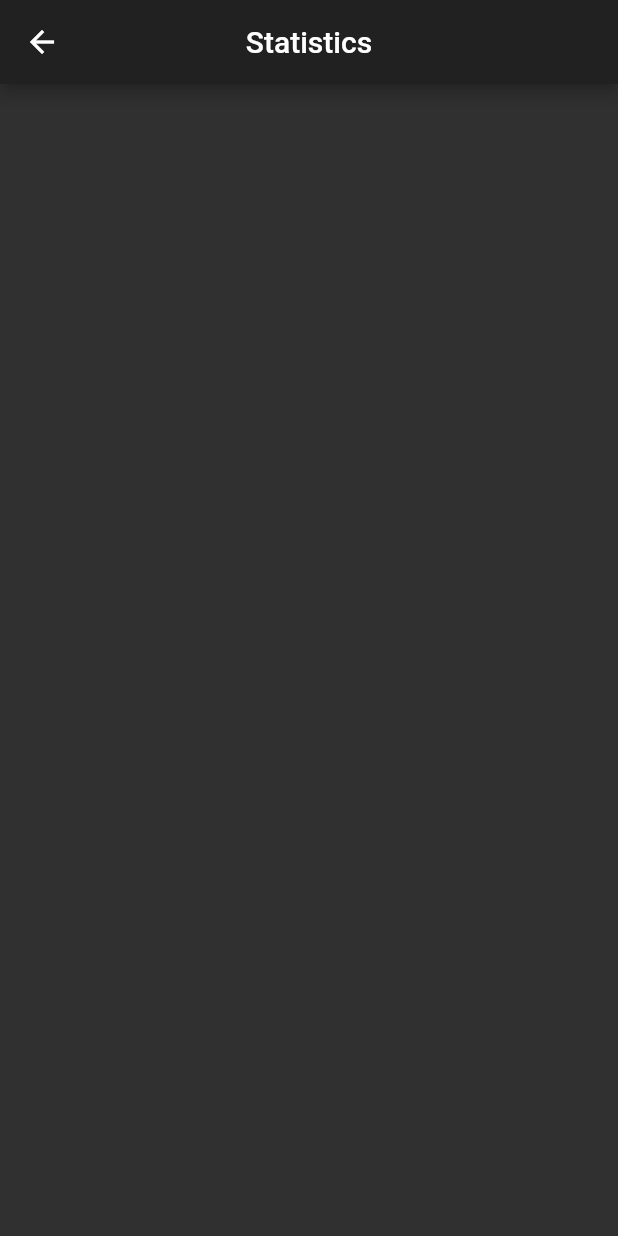
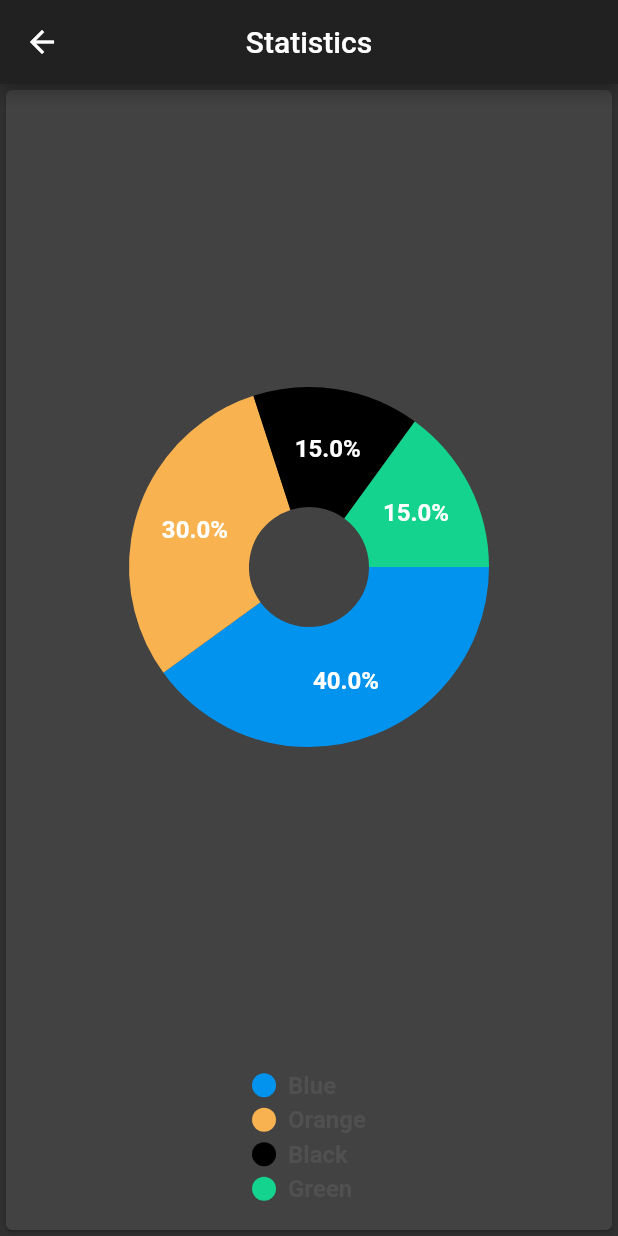
Before and after one commit to Mirshodbek/OnLine, a Flutter app: the screen it shows after launch, after a tap on "Statistics", on a phone screen of 412 x 824 dp. Run offline on Flutter 3.47's test engine with Material 2 defaults, Android fonts, the phone set to English and light mode, and no system bars; drawn by our look-alikes of fl_chart; our stand-ins replace cloud_firestore, firebase_core, flutter_local_notifications, qr_flutter, simple_animations; missing offline and left inert: barcode_scan; accounts and stored records are empty.

Commit message:
set up pie chart for statistics

```diff
--- a/lib/app_screens/statistic_screen.dart
+++ b/lib/app_screens/statistic_screen.dart
@@ -1,4 +1,6 @@
+import 'package:cloud_firestore/cloud_firestore.dart';
 import 'package:flutter/material.dart';
+import 'package:online/pie_chart_page.dart';
 import 'package:online/provider/provider.dart';
 import 'package:provider/provider.dart';
 
@@ -9,13 +11,20 @@ class StatisticScreen extends StatelessWidget {
   Widget build(BuildContext context) {
     return Consumer<MainProvider>(
       builder: (context, mainProvider, child) {
+        return StreamBuilder<QuerySnapshot>(
+            stream: FirebaseFirestore.instance
+                .collection('user')
+                .orderBy('timestamp', descending: true)
+                .snapshots(),
+            builder: (context, snapshot) {
               return Scaffold(
                 appBar: AppBar(
                   centerTitle: true,
                   title: Text('Statistics'),
                 ),
-          body: Container(),
+                body: PieChartPage(),
               );
+            });
       },
     );
   }
--- /dev/null
+++ b/lib/indicators_widget.dart
@@ -0,0 +1,49 @@
+import 'package:flutter/material.dart';
+import 'package:online/pie_data.dart';
+
+class IndicatorsWidget extends StatelessWidget {
+  @override
+  Widget build(BuildContext context) => Column(
+        crossAxisAlignment: CrossAxisAlignment.start,
+        children: PieData.data
+            .map(
+              (data) => Container(
+                  padding: EdgeInsets.symmetric(vertical: 2),
+                  child: buildIndicator(
+                    color: data.color,
+                    text: data.name,
+                    // isSquare: true,
+                  )),
+            )
+            .toList(),
+      );
+
+  Widget buildIndicator({
+    @required Color color,
+    @required String text,
+    bool isSquare = false,
+    double size = 16,
+    Color textColor = const Color(0xff505050),
+  }) =>
+      Row(
+        children: <Widget>[
+          Container(
+            width: size,
+            height: size,
+            decoration: BoxDecoration(
+              shape: isSquare ? BoxShape.rectangle : BoxShape.circle,
+              color: color,
+            ),
+          ),
+          const SizedBox(width: 8),
+          Text(
+            text,
+            style: TextStyle(
+              fontSize: 16,
+              fontWeight: FontWeight.bold,
+              color: textColor,
+            ),
+          )
+        ],
+      );
+}
--- /dev/null
+++ b/lib/pie_chart_page.dart
@@ -0,0 +1,52 @@
+import 'package:fl_chart/fl_chart.dart';
+import 'package:flutter/material.dart';
+import 'package:online/indicators_widget.dart';
+import 'package:online/pie_chart_sections.dart';
+
+class PieChartPage extends StatefulWidget {
+  @override
+  State<StatefulWidget> createState() => PieChartPageState();
+}
+
+class PieChartPageState extends State {
+  int touchedIndex;
+
+  @override
+  Widget build(BuildContext context) => Card(
+        child: Column(
+          children: <Widget>[
+            Expanded(
+              child: PieChart(
+                PieChartData(
+                  pieTouchData: PieTouchData(
+                    touchCallback: (pieTouchResponse) {
+                      setState(() {
+                        if (pieTouchResponse.touchInput is FlLongPressEnd ||
+                            pieTouchResponse.touchInput is FlPanEnd) {
+                          touchedIndex = -1;
+                        } else {
+                          touchedIndex = pieTouchResponse.touchedSectionIndex;
+                        }
+                      });
+                    },
+                  ),
+                  borderData: FlBorderData(show: false),
+                  sectionsSpace: 0,
+                  centerSpaceRadius: 40,
+                  sections: getSections(touchedIndex),
+                ),
+              ),
+            ),
+            Row(
+              mainAxisAlignment: MainAxisAlignment.center,
+              children: [
+                Padding(
+                  padding: const EdgeInsets.all(16),
+                  child: IndicatorsWidget(),
+                ),
+              ],
+            ),
+          ],
+        ),
+      );
+}
--- /dev/null
+++ b/lib/pie_chart_sections.dart
@@ -0,0 +1,27 @@
+import 'package:fl_chart/fl_chart.dart';
+import 'package:flutter/material.dart';
+import 'package:online/pie_data.dart';
+
+List<PieChartSectionData> getSections(int touchedIndex) => PieData.data
+    .asMap()
+    .map<int, PieChartSectionData>((index, data) {
+      final isTouched = index == touchedIndex;
+      final double fontSize = isTouched ? 25 : 16;
+      final double radius = isTouched ? 100 : 80;
+
+      final value = PieChartSectionData(
+        color: data.color,
+        value: data.percent,
+        title: '${data.percent}%',
+        radius: radius,
+        titleStyle: TextStyle(
+          fontSize: fontSize,
+          fontWeight: FontWeight.bold,
+          color: const Color(0xffffffff),
+        ),
+      );
+
+      return MapEntry(index, value);
+    })
+    .values
+    .toList();
--- /dev/null
+++ b/lib/pie_data.dart
@@ -0,0 +1,20 @@
+import 'package:flutter/material.dart';
+
+class PieData {
+  static List<Data> data = [
+    Data(name: 'Blue', percent: 40, color: const Color(0xff0293ee)),
+    Data(name: 'Orange', percent: 30, color: const Color(0xfff8b250)),
+    Data(name: 'Black', percent: 15, color: Colors.black),
+    Data(name: 'Green', percent: 15, color: const Color(0xff13d38e)),
+  ];
+}
+
+class Data {
+  final String name;
+
+  final double percent;
+
+  final Color color;
+
+  Data({this.name, this.percent, this.color});
+}
--- a/pubspec.yaml
+++ b/pubspec.yaml
@@ -19,6 +19,7 @@ dependencies:
   qr_flutter: ^3.2.0
   barcode_scan: ^1.0.0
   simple_animations: ^1.3.3
+  fl_chart: ^0.12.0
   flutter_local_notifications:
 
 dev_dependencies:
```
Also changed, not shown: pubspec.lock. Lines whose indentation alone changed are shown as unchanged.
